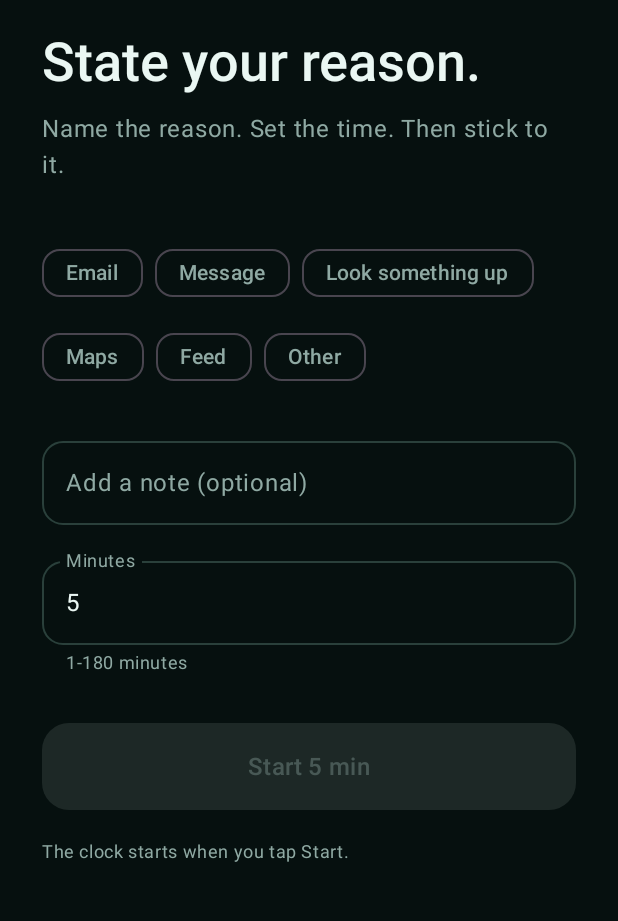
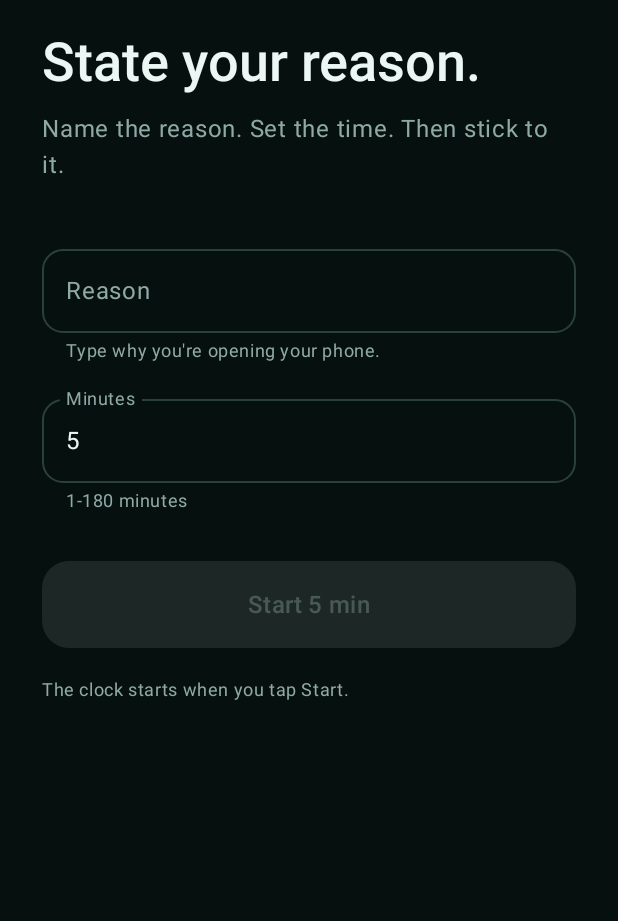
Before and after one commit to SerAbin1/tydl, an Android app built with Jetpack Compose: the composable PromptScreen shown on its own in the app's theme, on a phone screen of 412 x 824 dp, the part 102-1023 px from its top. Run offline under Robolectric (Android 15) with nearby library versions, the phone set to English and light mode, and no system bars.

Commit message:
feat(guard): type reason & time, turn off after time
version 0.1.0 complete

```diff
--- a/app/build.gradle.kts
+++ b/app/build.gradle.kts
@@ -14,7 +14,7 @@ android {
         minSdk = 29
         targetSdk = 37
         versionCode = 1
-        versionName = "1.0"
+        versionName = "0.1.0"
 
         testInstrumentationRunner = "androidx.test.runner.AndroidJUnitRunner"
     }
--- a/app/src/main/java/io/github/serabin1/tydl/ui/MainActivity.kt
+++ b/app/src/main/java/io/github/serabin1/tydl/ui/MainActivity.kt
@@ -97,8 +97,7 @@ class MainActivity : ComponentActivity() {
                                 session = session,
                                 now = System.currentTimeMillis(),
                                 onDone = {
-                                    GuardService.end(this)
-                                    LockAdminReceiver.lockScreen(this)
+                                    GuardService.endAndLock(this)
                                     fallback = null
                                     refresh()
                                 },
--- a/app/src/main/java/io/github/serabin1/tydl/ui/PromptScreen.kt
+++ b/app/src/main/java/io/github/serabin1/tydl/ui/PromptScreen.kt
@@ -1,10 +1,7 @@
 package io.github.serabin1.tydl.ui
 
 import androidx.compose.foundation.background
-import androidx.compose.foundation.layout.Arrangement
 import androidx.compose.foundation.layout.Column
-import androidx.compose.foundation.layout.ExperimentalLayoutApi
-import androidx.compose.foundation.layout.FlowRow
 import androidx.compose.foundation.layout.Spacer
 import androidx.compose.foundation.layout.WindowInsets
 import androidx.compose.foundation.layout.fillMaxSize
@@ -20,8 +17,6 @@ import androidx.compose.foundation.text.KeyboardOptions
 import androidx.compose.foundation.verticalScroll
 import androidx.compose.material3.Button
 import androidx.compose.material3.ButtonDefaults
-import androidx.compose.material3.FilterChip
-import androidx.compose.material3.FilterChipDefaults
 import androidx.compose.material3.MaterialTheme
 import androidx.compose.material3.OutlinedTextField
 import androidx.compose.material3.Text
@@ -41,27 +36,14 @@ import io.github.serabin1.tydl.ui.theme.Ink
 import io.github.serabin1.tydl.ui.theme.Mist
 import io.github.serabin1.tydl.ui.theme.Tide
 
-private val PRESETS = listOf("Email", "Message", "Look something up", "Maps", "Feed")
-private const val OTHER = "Other"
+fun promptReason(reason: String): String? = reason.trim().ifBlank { null }
 
-fun promptReason(selected: String?, note: String): String? {
-    val trimmedNote = note.trim()
-    return when {
-        selected == null -> null
-        selected == OTHER -> trimmedNote.ifBlank { null }
-        trimmedNote.isEmpty() -> selected
-        else -> "$selected — $trimmedNote"
-    }
-}
-
-@OptIn(ExperimentalLayoutApi::class)
 @Composable
 fun PromptScreen(onStart: (String, Int) -> Unit) {
-    var selected by remember { mutableStateOf<String?>(null) }
-    var note by remember { mutableStateOf("") }
+    var reasonText by remember { mutableStateOf("") }
     var minutesText by remember { mutableStateOf(Session.DEFAULT_MINUTES.toString()) }
 
-    val reason = promptReason(selected, note)
+    val reason = promptReason(reasonText)
     val minutes = minutesText.toIntOrNull()
         ?.takeIf { it in Session.MIN_MINUTES..Session.MAX_MINUTES }
 
@@ -95,28 +77,11 @@ fun PromptScreen(onStart: (String, Int) -> Unit) {
             color = Mist,
         )
         Spacer(Modifier.height(36.dp))
-        FlowRow(
-            horizontalArrangement = Arrangement.spacedBy(8.dp),
-            verticalArrangement = Arrangement.spacedBy(8.dp),
-        ) {
-            (PRESETS + OTHER).forEach { preset ->
-                FilterChip(
-                    selected = selected == preset,
-                    onClick = { selected = preset },
-                    label = { Text(preset) },
-                    shape = RoundedCornerShape(12.dp),
-                    colors = FilterChipDefaults.filterChipColors(
-                        selectedContainerColor = Tide,
-                        selectedLabelColor = Ink,
-                    ),
-                )
-            }
-        }
-        Spacer(Modifier.height(24.dp))
         OutlinedTextField(
-            value = note,
-            onValueChange = { note = it },
-            label = { Text("Add a note (optional)") },
+            value = reasonText,
+            onValueChange = { reasonText = it },
+            label = { Text("Reason") },
+            supportingText = { Text("Type why you're opening your phone.") },
             singleLine = true,
             shape = RoundedCornerShape(14.dp),
             modifier = Modifier.fillMaxWidth(),
```
Also changed, not shown: app/src/main/java/io/github/serabin1/tydl/domain/DoneOutcome.kt (added, +15 -0 lines), app/src/main/java/io/github/serabin1/tydl/guard/GuardNotifications.kt (+7 -1 lines), app/src/main/java/io/github/serabin1/tydl/guard/GuardService.kt (+11 -2 lines), 2 other files.
